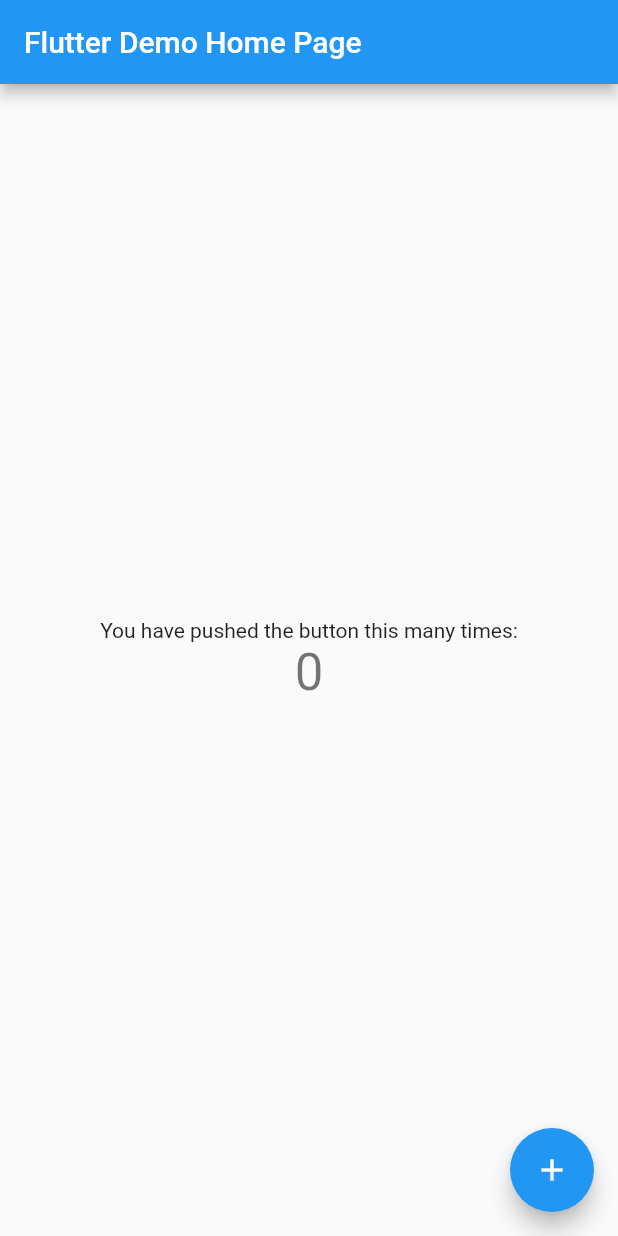
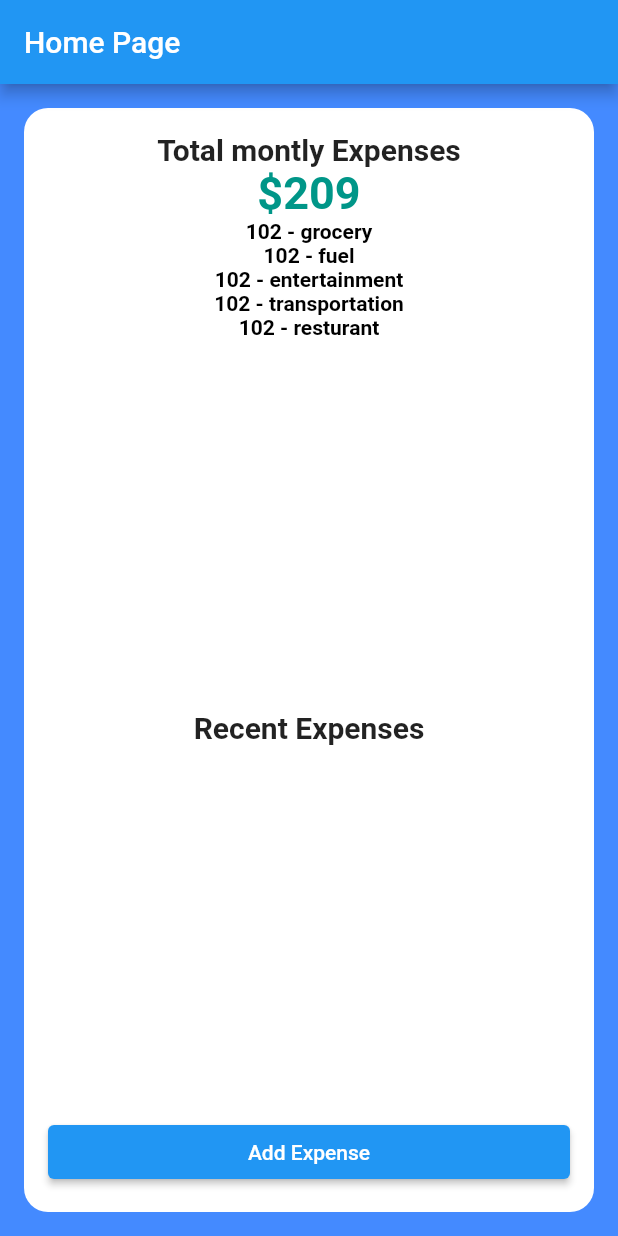
Before and after one commit to vivekbhakhri/flutter_expense_app, a Flutter app: the screen it shows after launch, on a phone screen of 412 x 824 dp. Run offline on Flutter 3.47's test engine with Material 2 defaults, Android fonts, the phone set to English and light mode, and no system bars.

Commit message:
add info for home page

```diff
--- a/lib/main.dart
+++ b/lib/main.dart
@@ -1,4 +1,5 @@
 import 'package:flutter/material.dart';
+import 'package:flutter_expense_app/screen/homePage.dart';
 
 void main() {
   runApp(const MyApp());
@@ -23,93 +24,9 @@ class MyApp extends StatelessWidget {
         // Notice that the counter didn't reset back to zero; the application
         // is not restarted.
         primarySwatch: Colors.blue,
+        scaffoldBackgroundColor: Colors.blueAccent,
       ),
-      home: const MyHomePage(title: 'Flutter Demo Home Page'),
+      home: const HomePage(),
     );
   }
 }
-
-class MyHomePage extends StatefulWidget {
-  const MyHomePage({super.key, required this.title});
-
-  // This widget is the home page of your application. It is stateful, meaning
-  // that it has a State object (defined below) that contains fields that affect
-  // how it looks.
-
-  // This class is the configuration for the state. It holds the values (in this
-  // case the title) provided by the parent (in this case the App widget) and
-  // used by the build method of the State. Fields in a Widget subclass are
-  // always marked "final".
-
-  final String title;
-
-  @override
-  State<MyHomePage> createState() => _MyHomePageState();
-}
-
-class _MyHomePageState extends State<MyHomePage> {
-  int _counter = 0;
-
-  void _incrementCounter() {
-    setState(() {
-      // This call to setState tells the Flutter framework that something has
-      // changed in this State, which causes it to rerun the build method below
-      // so that the display can reflect the updated values. If we changed
-      // _counter without calling setState(), then the build method would not be
-      // called again, and so nothing would appear to happen.
-      _counter++;
-    });
-  }
-
-  @override
-  Widget build(BuildContext context) {
-    // This method is rerun every time setState is called, for instance as done
-    // by the _incrementCounter method above.
-    //
-    // The Flutter framework has been optimized to make rerunning build methods
-    // fast, so that you can just rebuild anything that needs updating rather
-    // than having to individually change instances of widgets.
-    return Scaffold(
-      appBar: AppBar(
-        // Here we take the value from the MyHomePage object that was created by
-        // the App.build method, and use it to set our appbar title.
-        title: Text(widget.title),
-      ),
-      body: Center(
-        // Center is a layout widget. It takes a single child and positions it
-        // in the middle of the parent.
-        child: Column(
-          // Column is also a layout widget. It takes a list of children and
-          // arranges them vertically. By default, it sizes itself to fit its
-          // children horizontally, and tries to be as tall as its parent.
-          //
-          // Invoke "debug painting" (press "p" in the console, choose the
-          // "Toggle Debug Paint" action from the Flutter Inspector in Android
-          // Studio, or the "Toggle Debug Paint" command in Visual Studio Code)
-          // to see the wireframe for each widget.
-          //
-          // Column has various properties to control how it sizes itself and
-          // how it positions its children. Here we use mainAxisAlignment to
-          // center the children vertically; the main axis here is the vertical
-          // axis because Columns are vertical (the cross axis would be
-          // horizontal).
-          mainAxisAlignment: MainAxisAlignment.center,
-          children: <Widget>[
-            const Text(
-              'You have pushed the button this many times:',
-            ),
-            Text(
-              '$_counter',
-              style: Theme.of(context).textTheme.headlineMedium,
-            ),
-          ],
-        ),
-      ),
-      floatingActionButton: FloatingActionButton(
-        onPressed: _incrementCounter,
-        tooltip: 'Increment',
-        child: const Icon(Icons.add),
-      ), // This trailing comma makes auto-formatting nicer for build methods.
-    );
-  }
-}
--- /dev/null
+++ b/lib/screen/homePage.dart
@@ -0,0 +1,43 @@
+import 'package:flutter/material.dart';
+import 'package:flutter_expense_app/screen/total_expense_screen.dart';
+
+class HomePage extends StatelessWidget {
+  const HomePage({super.key});
+
+  @override
+  Widget build(BuildContext context) {
+    return Scaffold(
+      appBar: AppBar(
+        title: const Text('Home Page'),
+      ),
+      body: Container(
+        padding: const EdgeInsets.all(16),
+        margin: const EdgeInsets.all(16),
+        decoration: BoxDecoration(
+          color: Colors.white,
+          borderRadius: BorderRadius.circular(16),
+        ),
+        child: Column(
+            mainAxisAlignment: MainAxisAlignment.spaceBetween,
+            crossAxisAlignment: CrossAxisAlignment.stretch,
+            children: [
+              // TODO: Add montly expense info
+              const TotalExpenseScreen(),
+              // TODO: Add recent enpenses
+              const Column(
+                children: [
+                  Text('Recent Expenses',
+                      style:
+                          TextStyle(fontSize: 20, fontWeight: FontWeight.bold)),
+                ],
+              ),
+              // TODO: Add button to add new expense
+              ElevatedButton(
+                onPressed: () {},
+                child: const Text('Add Expense'),
+              ),
+            ]),
+      ),
+    );
+  }
+}
--- /dev/null
+++ b/lib/screen/total_expense_screen.dart
@@ -0,0 +1,28 @@
+import 'package:flutter/material.dart';
+
+class TotalExpenseScreen extends StatelessWidget {
+  const TotalExpenseScreen({super.key});
+
+  @override
+  Widget build(BuildContext context) {
+    return const Column(
+      children: [
+        Text('Total montly Expenses',
+            style: TextStyle(fontSize: 20, fontWeight: FontWeight.bold)),
+        Text('\$209',
+            style: TextStyle(
+                fontSize: 30, fontWeight: FontWeight.bold, color: Colors.teal)),
+        Text('102 - grocery',
+            style: TextStyle(fontWeight: FontWeight.bold, color: Colors.black)),
+        Text('102 - fuel',
+            style: TextStyle(fontWeight: FontWeight.bold, color: Colors.black)),
+        Text('102 - entertainment',
+            style: TextStyle(fontWeight: FontWeight.bold, color: Colors.black)),
+        Text('102 - transportation',
+            style: TextStyle(fontWeight: FontWeight.bold, color: Colors.black)),
+        Text('102 - resturant',
+            style: TextStyle(fontWeight: FontWeight.bold, color: Colors.black)),
+      ],
+    );
+  }
+}
```
Also changed, not shown: lib/model/total_expense_model.dart (added).
